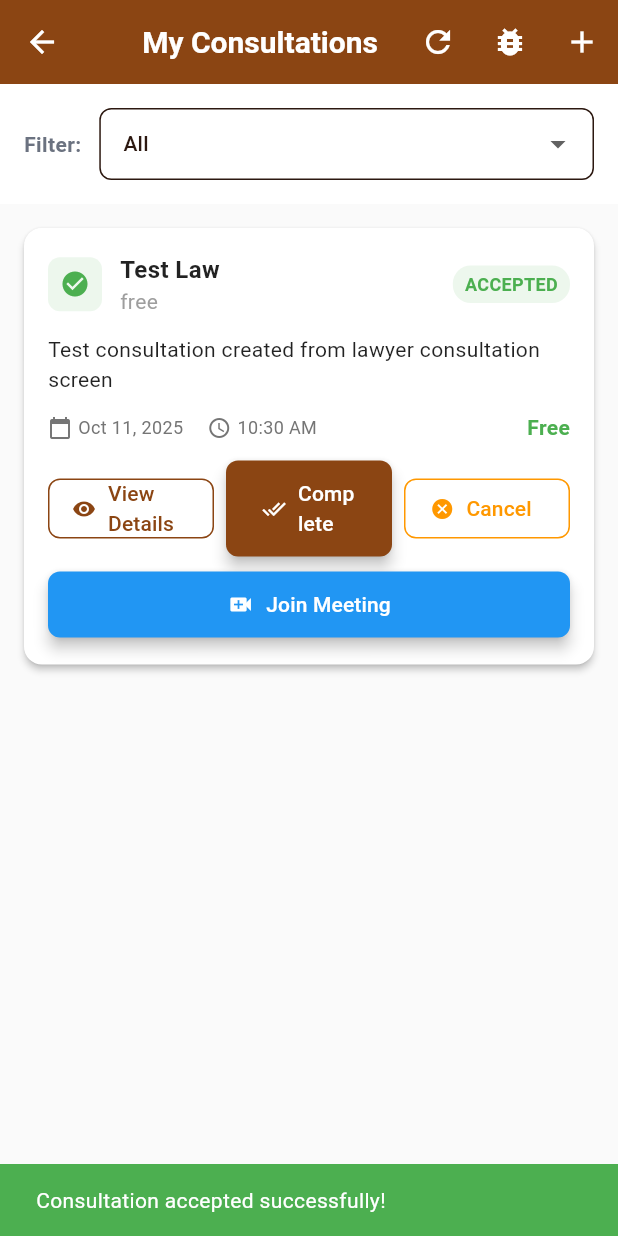
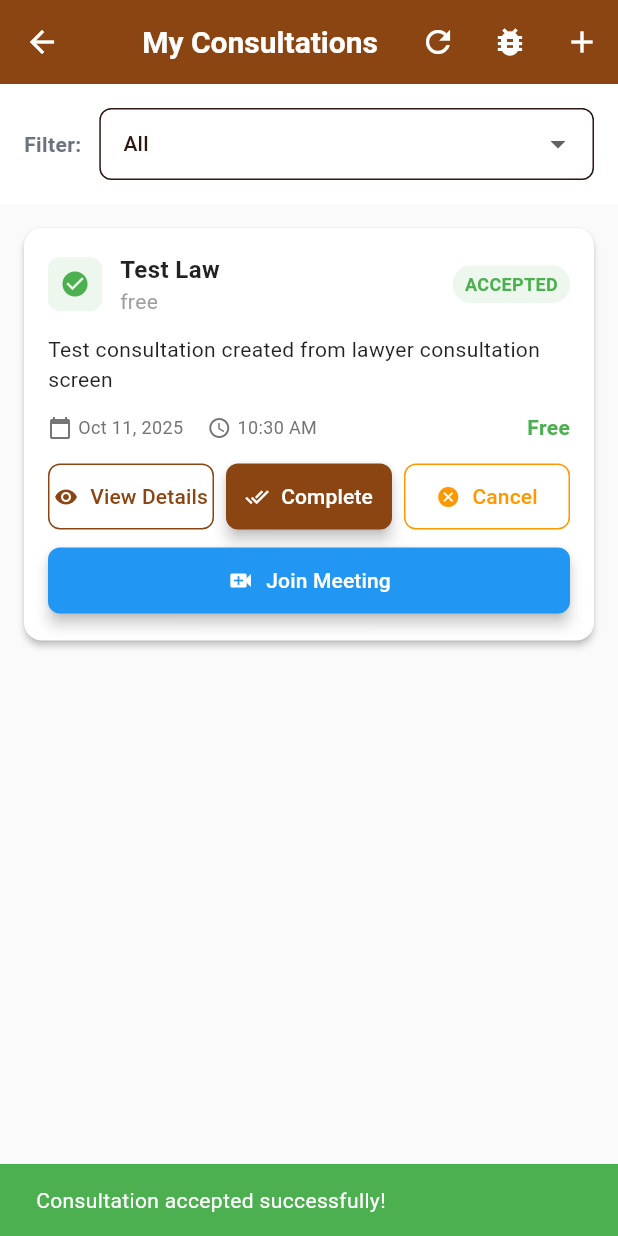
Before and after one commit to DeveloperSarim/ServirPak, a Flutter app: the LawyerConsultationsScreen screen opened directly, after a tap on "Debug: Create Test Consultation", after a tap on "Accept", on a phone screen of 412 x 824 dp. Run offline on Flutter 3.47's test engine with Material 3 defaults, Android fonts, the phone set to English and light mode, and no system bars; our stand-ins replace cloud_firestore, file_picker, firebase_auth, firebase_core, google_generative_ai, image_picker and 1 more; missing offline and left inert: mailer; accounts and stored records are empty.

Commit message:
Update lawyer_consultations_screen.dart

```diff
--- a/lib/screens/lawyer/lawyer_consultations_screen.dart
+++ b/lib/screens/lawyer/lawyer_consultations_screen.dart
@@ -550,101 +550,8 @@ class _LawyerConsultationsScreenState extends State<LawyerConsultationsScreen> {
 
             const SizedBox(height: 12),
 
-            // Action Buttons
-            Row(
-              children: [
-                Expanded(
-                  child: OutlinedButton.icon(
-                    onPressed: () => _showConsultationDetails(consultation),
-                    icon: const Icon(Icons.visibility, size: 16),
-                    label: const Text('View Details'),
-                    style: OutlinedButton.styleFrom(
-                      foregroundColor: const Color(0xFF8B4513),
-                      side: const BorderSide(color: Color(0xFF8B4513)),
-                      shape: RoundedRectangleBorder(
-                        borderRadius: BorderRadius.circular(8),
-                      ),
-                    ),
-                  ),
-                ),
-                const SizedBox(width: 8),
-                if (consultation.status == AppConstants.pendingStatus) ...[
-                  Expanded(
-                    child: ElevatedButton.icon(
-                      onPressed: () => _updateConsultationStatus(
-                        consultation.id,
-                        'accepted',
-                      ),
-                      icon: const Icon(Icons.check, size: 16),
-                      label: const Text('Accept'),
-                      style: ElevatedButton.styleFrom(
-                        backgroundColor: Colors.green,
-                        foregroundColor: Colors.white,
-                        shape: RoundedRectangleBorder(
-                          borderRadius: BorderRadius.circular(8),
-                        ),
-                      ),
-                    ),
-                  ),
-                  const SizedBox(width: 8),
-                  Expanded(
-                    child: ElevatedButton.icon(
-                      onPressed: () => _updateConsultationStatus(
-                        consultation.id,
-                        'rejected',
-                      ),
-                      icon: const Icon(Icons.close, size: 16),
-                      label: const Text('Reject'),
-                      style: ElevatedButton.styleFrom(
-                        backgroundColor: Colors.red,
-                        foregroundColor: Colors.white,
-                        shape: RoundedRectangleBorder(
-                          borderRadius: BorderRadius.circular(8),
-                        ),
-                      ),
-                    ),
-                  ),
-                ] else if (consultation.status == 'accepted') ...[
-                  Expanded(
-                    child: ElevatedButton.icon(
-                      onPressed: () => _updateConsultationStatus(
-                        consultation.id,
-                        AppConstants.completedStatus,
-                      ),
-                      icon: const Icon(Icons.done_all, size: 16),
-                      label: const Text('Complete'),
-                      style: ElevatedButton.styleFrom(
-                        backgroundColor: const Color(0xFF8B4513),
-                        foregroundColor: Colors.white,
-                        shape: RoundedRectangleBorder(
-                          borderRadius: BorderRadius.circular(8),
-                        ),
-                      ),
-                    ),
-                  ),
-                ],
-
-                // Cancel Button for Pending/Accepted consultations
-                if (consultation.status == AppConstants.pendingStatus ||
-                    consultation.status == 'accepted') ...[
-                  const SizedBox(width: 8),
-                  Expanded(
-                    child: OutlinedButton.icon(
-                      onPressed: () => _showCancellationDialog(consultation),
-                      icon: const Icon(Icons.cancel, size: 16),
-                      label: const Text('Cancel'),
-                      style: OutlinedButton.styleFrom(
-                        foregroundColor: Colors.orange,
-                        side: const BorderSide(color: Colors.orange),
-                        shape: RoundedRectangleBorder(
-                          borderRadius: BorderRadius.circular(8),
-                        ),
-                      ),
-                    ),
-                  ),
-                ],
-              ],
-            ),
+            // Action Buttons - Responsive Layout
+            _buildActionButtons(consultation),
 
             // Join Meeting Button (for accepted consultations)
             if (consultation.status == 'accepted') ...[
@@ -670,6 +577,167 @@ class _LawyerConsultationsScreenState extends State<LawyerConsultationsScreen> {
         ),
       ),
     );
+  }
+
+  Widget _buildActionButtons(ConsultationModel consultation) {
+    // For pending status - show multiple buttons in responsive layout
+    if (consultation.status == AppConstants.pendingStatus) {
+      return Column(
+        children: [
+          // First row: View Details and Accept
+          Row(
+            children: [
+              Expanded(
+                child: OutlinedButton.icon(
+                  onPressed: () => _showConsultationDetails(consultation),
+                  icon: const Icon(Icons.visibility, size: 16),
+                  label: const Text('View Details'),
+                  style: OutlinedButton.styleFrom(
+                    foregroundColor: const Color(0xFF8B4513),
+                    side: const BorderSide(color: Color(0xFF8B4513)),
+                    shape: RoundedRectangleBorder(
+                      borderRadius: BorderRadius.circular(8),
+                    ),
+                    padding: const EdgeInsets.symmetric(vertical: 12),
+                  ),
+                ),
+              ),
+              const SizedBox(width: 8),
+              Expanded(
+                child: ElevatedButton.icon(
+                  onPressed: () =>
+                      _updateConsultationStatus(consultation.id, 'accepted'),
+                  icon: const Icon(Icons.check, size: 16),
+                  label: const Text('Accept'),
+                  style: ElevatedButton.styleFrom(
+                    backgroundColor: Colors.green,
+                    foregroundColor: Colors.white,
+                    shape: RoundedRectangleBorder(
+                      borderRadius: BorderRadius.circular(8),
+                    ),
+                    padding: const EdgeInsets.symmetric(vertical: 12),
+                  ),
+                ),
+              ),
+            ],
+          ),
+          const SizedBox(height: 8),
+          // Second row: Reject and Cancel
+          Row(
+            children: [
+              Expanded(
+                child: ElevatedButton.icon(
+                  onPressed: () =>
+                      _updateConsultationStatus(consultation.id, 'rejected'),
+                  icon: const Icon(Icons.close, size: 16),
+                  label: const Text('Reject'),
+                  style: ElevatedButton.styleFrom(
+                    backgroundColor: Colors.red,
+                    foregroundColor: Colors.white,
+                    shape: RoundedRectangleBorder(
+                      borderRadius: BorderRadius.circular(8),
+                    ),
+                    padding: const EdgeInsets.symmetric(vertical: 12),
+                  ),
+                ),
+              ),
+              const SizedBox(width: 8),
+              Expanded(
+                child: OutlinedButton.icon(
+                  onPressed: () => _showCancellationDialog(consultation),
+                  icon: const Icon(Icons.cancel, size: 16),
+                  label: const Text('Cancel'),
+                  style: OutlinedButton.styleFrom(
+                    foregroundColor: Colors.orange,
+                    side: const BorderSide(color: Colors.orange),
+                    shape: RoundedRectangleBorder(
+                      borderRadius: BorderRadius.circular(8),
+                    ),
+                    padding: const EdgeInsets.symmetric(vertical: 12),
+                  ),
+                ),
+              ),
+            ],
+          ),
+        ],
+      );
+    }
+    // For accepted status - show Complete and Cancel
+    else if (consultation.status == 'accepted') {
+      return Row(
+        children: [
+          Expanded(
+            child: OutlinedButton.icon(
+              onPressed: () => _showConsultationDetails(consultation),
+              icon: const Icon(Icons.visibility, size: 16),
+              label: const Text('View Details'),
+              style: OutlinedButton.styleFrom(
+                foregroundColor: const Color(0xFF8B4513),
+                side: const BorderSide(color: Color(0xFF8B4513)),
+                shape: RoundedRectangleBorder(
+                  borderRadius: BorderRadius.circular(8),
+                ),
+                padding: const EdgeInsets.symmetric(vertical: 12),
+              ),
+            ),
+          ),
+          const SizedBox(width: 8),
+          Expanded(
+            child: ElevatedButton.icon(
+              onPressed: () => _updateConsultationStatus(
+                consultation.id,
+                AppConstants.completedStatus,
+              ),
+              icon: const Icon(Icons.done_all, size: 16),
+              label: const Text('Complete'),
+              style: ElevatedButton.styleFrom(
+                backgroundColor: const Color(0xFF8B4513),
+                foregroundColor: Colors.white,
+                shape: RoundedRectangleBorder(
+                  borderRadius: BorderRadius.circular(8),
+                ),
+                padding: const EdgeInsets.symmetric(vertical: 12),
+              ),
+            ),
+          ),
+          const SizedBox(width: 8),
+          Expanded(
+            child: OutlinedButton.icon(
+              onPressed: () => _showCancellationDialog(consultation),
+              icon: const Icon(Icons.cancel, size: 16),
+              label: const Text('Cancel'),
+              style: OutlinedButton.styleFrom(
+                foregroundColor: Colors.orange,
+                side: const BorderSide(color: Colors.orange),
+                shape: RoundedRectangleBorder(
+                  borderRadius: BorderRadius.circular(8),
+                ),
+                padding: const EdgeInsets.symmetric(vertical: 12),
+              ),
+            ),
+          ),
+        ],
+      );
+    }
+    // For other statuses - show only View Details
+    else {
+      return SizedBox(
+        width: double.infinity,
+        child: OutlinedButton.icon(
+          onPressed: () => _showConsultationDetails(consultation),
+          icon: const Icon(Icons.visibility, size: 16),
+          label: const Text('View Details'),
+          style: OutlinedButton.styleFrom(
+            foregroundColor: const Color(0xFF8B4513),
+            side: const BorderSide(color: Color(0xFF8B4513)),
+            shape: RoundedRectangleBorder(
+              borderRadius: BorderRadius.circular(8),
+            ),
+            padding: const EdgeInsets.symmetric(vertical: 12),
+          ),
+        ),
+      );
+    }
   }
 
   Color _getStatusColor(String status) {
```
